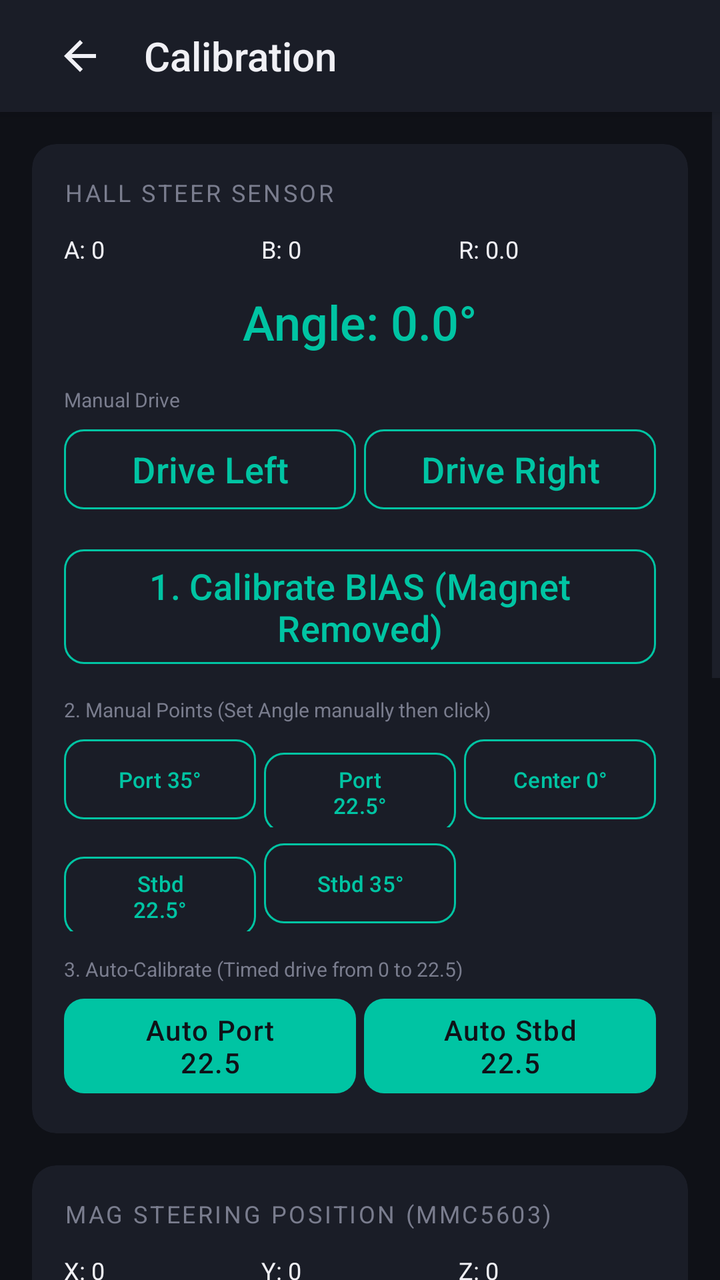
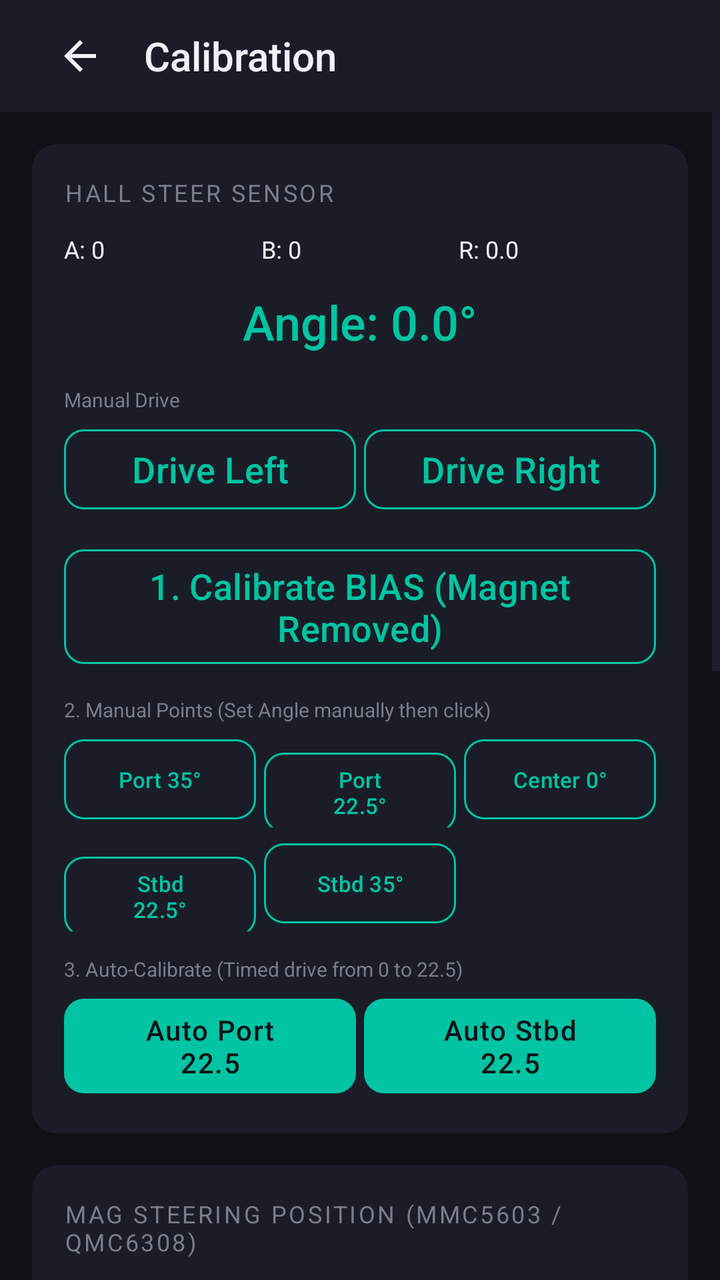

Screens rendered from an Android XML layout before and after an edit, with the pre-edit source and the edit as a unified diff.
<!-- AndroidManifest.xml: application theme Theme.TorqeedoController -->
<!-- res/layout/activity_calibration.xml -->
<?xml version="1.0" encoding="utf-8"?>
<androidx.constraintlayout.widget.ConstraintLayout
    xmlns:android="http://schemas.android.com/apk/res/android"
    xmlns:app="http://schemas.android.com/apk/res-auto"
    android:layout_width="match_parent"
    android:layout_height="match_parent"
    android:background="@color/bg_primary">

    
    <LinearLayout
        android:id="@+id/topBar"
        android:layout_width="match_parent"
        android:layout_height="56dp"
        android:background="@color/bg_surface"
        android:gravity="center_vertical"
        android:orientation="horizontal"
        android:paddingHorizontal="16dp"
        android:elevation="4dp"
        app:layout_constraintTop_toTopOf="parent">

        <ImageButton
            android:id="@+id/btnBack"
            android:layout_width="48dp"
            android:layout_height="48dp"
            android:background="?attr/selectableItemBackgroundBorderless"
            android:src="@drawable/ic_back"
            app:tint="@color/text_primary" />

        <TextView
            android:layout_width="wrap_content"
            android:layout_height="wrap_content"
            android:layout_marginStart="8dp"
            android:text="Calibration"
            android:textColor="@color/text_primary"
            android:textSize="20sp"
            android:fontFamily="sans-serif-medium" />
    </LinearLayout>

    <ScrollView
        android:layout_width="match_parent"
        android:layout_height="0dp"
        app:layout_constraintTop_toBottomOf="@id/topBar"
        app:layout_constraintBottom_toBottomOf="parent">

        <LinearLayout
            android:layout_width="match_parent"
            android:layout_height="wrap_content"
            android:orientation="vertical"
            android:padding="16dp">

            
            <androidx.cardview.widget.CardView
                android:layout_width="match_parent"
                android:layout_height="wrap_content"
                android:layout_marginBottom="16dp"
                app:cardBackgroundColor="@color/bg_surface"
                app:cardCornerRadius="12dp"
                app:cardElevation="0dp">

                <LinearLayout
                    android:layout_width="match_parent"
                    android:layout_height="wrap_content"
                    android:orientation="vertical"
                    android:padding="16dp">

                    <TextView
                        android:layout_width="wrap_content"
                        android:layout_height="wrap_content"
                        android:text="HALL STEER SENSOR"
                        android:textColor="@color/text_secondary"
                        android:textSize="12sp"
                        android:letterSpacing="0.1"
                        android:layout_marginBottom="12dp" />

                    <LinearLayout
                        android:layout_width="match_parent"
                        android:layout_height="wrap_content"
                        android:orientation="horizontal"
                        android:layout_marginBottom="12dp">

                        <TextView android:id="@+id/tvHallA"
                            android:layout_width="0dp" android:layout_height="wrap_content"
                            android:layout_weight="1" android:text="A: 0"
                            android:textColor="@color/text_primary" android:textSize="12sp" />
                        <TextView android:id="@+id/tvHallB"
                            android:layout_width="0dp" android:layout_height="wrap_content"
                            android:layout_weight="1" android:text="B: 0"
                            android:textColor="@color/text_primary" android:textSize="12sp" />
                        <TextView android:id="@+id/tvHallRatio"
                            android:layout_width="0dp" android:layout_height="wrap_content"
                            android:layout_weight="1" android:text="R: 0.0"
                            android:textColor="@color/text_primary" android:textSize="12sp" />
                    </LinearLayout>

                    <TextView
                        android:id="@+id/tvHallAngle"
                        android:layout_width="match_parent"
                        android:layout_height="wrap_content"
                        android:text="Angle: 0.0°"
                        android:textColor="@color/accent_primary"
                        android:textSize="24sp"
                        android:gravity="center"
                        android:fontFamily="sans-serif-medium"
                        android:layout_marginBottom="16dp" />

                    <TextView
                        android:layout_width="wrap_content"
                        android:layout_height="wrap_content"
                        android:text="Manual Drive"
                        android:textColor="@color/text_secondary"
                        android:textSize="10sp"
                        android:layout_marginBottom="4dp" />

                    <LinearLayout
                        android:layout_width="match_parent"
                        android:layout_height="wrap_content"
                        android:orientation="horizontal"
                        android:layout_marginBottom="12dp">
                        <Button android:id="@+id/btnSteerLeft" style="@style/Widget.TorqeedoController.Button.Secondary"
                            android:layout_width="0dp" android:layout_height="wrap_content" android:layout_weight="1"
                            android:text="Drive Left" android:layout_marginEnd="4dp"/>
                        <Button android:id="@+id/btnSteerRight" style="@style/Widget.TorqeedoController.Button.Secondary"
                            android:layout_width="0dp" android:layout_height="wrap_content" android:layout_weight="1"
                            android:text="Drive Right" />
                    </LinearLayout>

                    <Button
                        android:id="@+id/btnCalibHallBias"
                        style="@style/Widget.TorqeedoController.Button.Secondary"
                        android:layout_width="match_parent"
                        android:layout_height="wrap_content"
                        android:text="1. Calibrate BIAS (Magnet Removed)"
                        android:layout_marginBottom="12dp"/>

                    <TextView
                        android:layout_width="wrap_content"
                        android:layout_height="wrap_content"
                        android:text="2. Manual Points (Set Angle manually then click)"
                        android:textColor="@color/text_secondary"
                        android:textSize="10sp"
                        android:layout_marginBottom="4dp" />

                    <LinearLayout
                        android:layout_width="match_parent"
                        android:layout_height="wrap_content"
                        android:orientation="horizontal"
                        android:layout_marginBottom="4dp">
                        <Button android:id="@+id/btnSetPort35" style="@style/Widget.TorqeedoController.Button.Secondary"
                            android:layout_width="0dp" android:layout_height="wrap_content" android:layout_weight="1"
                            android:text="Port 35°" android:textSize="11sp" android:layout_marginEnd="4dp"/>
                        <Button android:id="@+id/btnSetPort22" style="@style/Widget.TorqeedoController.Button.Secondary"
                            android:layout_width="0dp" android:layout_height="wrap_content" android:layout_weight="1"
                            android:text="Port 22.5°" android:textSize="11sp" android:layout_marginEnd="4dp"/>
                        <Button android:id="@+id/btnSetCenter" style="@style/Widget.TorqeedoController.Button.Secondary"
                            android:layout_width="0dp" android:layout_height="wrap_content" android:layout_weight="1"
                            android:text="Center 0°" android:textSize="11sp" />
                    </LinearLayout>

                    <LinearLayout
                        android:layout_width="match_parent"
                        android:layout_height="wrap_content"
                        android:orientation="horizontal"
                        android:layout_marginBottom="12dp">
                        <Button android:id="@+id/btnSetStbd22" style="@style/Widget.TorqeedoController.Button.Secondary"
                            android:layout_width="0dp" android:layout_height="wrap_content" android:layout_weight="1"
                            android:text="Stbd 22.5°" android:textSize="11sp" android:layout_marginEnd="4dp"/>
                        <Button android:id="@+id/btnSetStbd35" style="@style/Widget.TorqeedoController.Button.Secondary"
                            android:layout_width="0dp" android:layout_height="wrap_content" android:layout_weight="1"
                            android:text="Stbd 35°" android:textSize="11sp" android:layout_marginEnd="4dp"/>
                        <View android:layout_width="0dp" android:layout_height="0dp" android:layout_weight="1" />
                    </LinearLayout>

                    <TextView
                        android:layout_width="wrap_content"
                        android:layout_height="wrap_content"
                        android:text="3. Auto-Calibrate (Timed drive from 0 to 22.5)"
                        android:textColor="@color/text_secondary"
                        android:textSize="10sp"
                        android:layout_marginBottom="4dp" />

                    <LinearLayout
                        android:layout_width="match_parent"
                        android:layout_height="wrap_content"
                        android:orientation="horizontal">
                        <Button android:id="@+id/btnAutoCalibPort" style="@style/Widget.TorqeedoController.Button.Primary"
                            android:layout_width="0dp" android:layout_height="wrap_content" android:layout_weight="1"
                            android:text="Auto Port 22.5" android:layout_marginEnd="4dp"/>
                        <Button android:id="@+id/btnAutoCalibStbd" style="@style/Widget.TorqeedoController.Button.Primary"
                            android:layout_width="0dp" android:layout_height="wrap_content" android:layout_weight="1"
                            android:text="Auto Stbd 22.5" />
                    </LinearLayout>

                </LinearLayout>
            </androidx.cardview.widget.CardView>

            
            <androidx.cardview.widget.CardView
                android:layout_width="match_parent"
                android:layout_height="wrap_content"
                android:layout_marginBottom="16dp"
                app:cardBackgroundColor="@color/bg_surface"
                app:cardCornerRadius="12dp"
                app:cardElevation="0dp">

                <LinearLayout
                    android:layout_width="match_parent"
                    android:layout_height="wrap_content"
                    android:orientation="vertical"
                    android:padding="16dp">

                    <TextView
                        android:layout_width="wrap_content"
                        android:layout_height="wrap_content"
                        android:text="MAG STEERING POSITION (MMC5603)"
                        android:textColor="@color/text_secondary"
                        android:textSize="12sp"
                        android:letterSpacing="0.1"
                        android:layout_marginBottom="12dp" />

                    <LinearLayout
                        android:layout_width="match_parent"
                        android:layout_height="wrap_content"
                        android:orientation="horizontal"
                        android:layout_marginBottom="12dp">

                        <TextView android:id="@+id/tvMagX"
                            android:layout_width="0dp" android:layout_height="wrap_content"
                            android:layout_weight="1" android:text="X: 0"
                            android:textColor="@color/text_primary" android:textSize="12sp" />
                        <TextView android:id="@+id/tvMagY"
                            android:layout_width="0dp" android:layout_height="wrap_content"
                            android:layout_weight="1" android:text="Y: 0"
                            android:textColor="@color/text_primary" android:textSize="12sp" />
                        <TextView android:id="@+id/tvMagZ"
                            android:layout_width="0dp" android:layout_height="wrap_content"
                            android:layout_weight="1" android:text="Z: 0"
                            android:textColor="@color/text_primary" android:textSize="12sp" />
                    </LinearLayout>

                    <TextView
                        android:id="@+id/tvRudderPos"
                        android:layout_width="match_parent"
                        android:layout_height="wrap_content"
                        android:text="Steering: Not Calibrated"
                        android:textColor="@color/accent_primary"
                        android:textSize="24sp"
                        android:gravity="center"
                        android:fontFamily="sans-serif-medium"
                        android:layout_marginBottom="16dp" />

                    <TextView
                        android:layout_width="wrap_content"
                        android:layout_height="wrap_content"
                        android:text="Ellipse Calibration"
                        android:textColor="@color/text_secondary"
                        android:textSize="10sp"
                        android:layout_marginBottom="4dp" />

                    <LinearLayout
                        android:layout_width="match_parent"
                        android:layout_height="wrap_content"
                        android:orientation="horizontal"
                        android:layout_marginBottom="8dp">
                        <Button android:id="@+id/btnStartMagEllipse" style="@style/Widget.TorqeedoController.Button.Secondary"
                            android:layout_width="0dp" android:layout_height="wrap_content" android:layout_weight="1"
                            android:text="Start" android:layout_marginEnd="4dp" />
                        <Button android:id="@+id/btnStopMagEllipse" style="@style/Widget.TorqeedoController.Button.Secondary"
                            android:layout_width="0dp" android:layout_height="wrap_content" android:layout_weight="1"
                            android:text="Stop &amp; Fit" android:layout_marginEnd="4dp" />
                        <Button android:id="@+id/btnSaveMagEllipse" style="@style/Widget.TorqeedoController.Button.Primary"
                            android:layout_width="0dp" android:layout_height="wrap_content" android:layout_weight="1"
                            android:text="Save" />
                    </LinearLayout>

                    <Button android:id="@+id/btnClearMagEllipse" style="@style/Widget.TorqeedoController.Button.Secondary"
                        android:layout_width="match_parent" android:layout_height="wrap_content"
                        android:text="Clear Ellipse Data" android:layout_marginBottom="16dp" />

                    <TextView
                        android:layout_width="wrap_content"
                        android:layout_height="wrap_content"
                        android:text="Physical Mapping (Set Rudder then click)"
                        android:textColor="@color/text_secondary"
                        android:textSize="10sp"
                        android:layout_marginBottom="4dp" />

                    <LinearLayout
                        android:layout_width="match_parent"
                        android:layout_height="wrap_content"
                        android:orientation="horizontal">

                        <Button
                            android:id="@+id/btnCalibPort"
                            style="@style/Widget.TorqeedoController.Button.Secondary"
                            android:layout_width="0dp" android:layout_height="wrap_content"
                            android:layout_weight="1"
                            android:text="Port Max"
                            android:layout_marginEnd="4dp" />

                        <Button
                            android:id="@+id/btnCalibZero"
                            style="@style/Widget.TorqeedoController.Button.Secondary"
                            android:layout_width="0dp" android:layout_height="wrap_content"
                            android:layout_weight="1"
                            android:text="Zero"
                            android:layout_marginEnd="4dp" />

                        <Button
                            android:id="@+id/btnCalibStbd"
                            style="@style/Widget.TorqeedoController.Button.Secondary"
                            android:layout_width="0dp" android:layout_height="wrap_content"
                            android:layout_weight="1"
                            android:text="Stbd Max" />
                    </LinearLayout>
                </LinearLayout>
            </androidx.cardview.widget.CardView>

            
            <androidx.cardview.widget.CardView
                android:layout_width="match_parent"
                android:layout_height="wrap_content"
                android:layout_marginBottom="16dp"
                app:cardBackgroundColor="@color/bg_surface"
                app:cardCornerRadius="12dp"
                app:cardElevation="0dp">

                <LinearLayout
                    android:layout_width="match_parent"
                    android:layout_height="wrap_content"
                    android:orientation="vertical"
                    android:padding="16dp">

                    <TextView
                        android:layout_width="wrap_content"
                        android:layout_height="wrap_content"
                        android:text="HEADING SENSOR"
                        android:textColor="@color/text_secondary"
                        android:textSize="12sp"
                        android:letterSpacing="0.1"
                        android:layout_marginBottom="12dp" />

                    <LinearLayout
                        android:layout_width="match_parent"
                        android:layout_height="wrap_content"
                        android:orientation="horizontal"
                        android:layout_marginBottom="16dp">

                        <LinearLayout android:layout_width="0dp" android:layout_height="wrap_content"
                            android:layout_weight="1" android:orientation="vertical" android:gravity="center">
                            <TextView android:id="@+id/tvYaw"
                                android:layout_width="wrap_content" android:layout_height="wrap_content"
                                android:text="0.0°" android:textColor="@color/accent_primary"
                                android:textSize="20sp" android:fontFamily="sans-serif-medium" />
                            <TextView android:layout_width="wrap_content" android:layout_height="wrap_content"
                                android:text="YAW" android:textColor="@color/text_secondary" android:textSize="10sp" />
                        </LinearLayout>

                        <LinearLayout android:layout_width="0dp" android:layout_height="wrap_content"
                            android:layout_weight="1" android:orientation="vertical" android:gravity="center">
                            <TextView android:id="@+id/tvPitch"
                                android:layout_width="wrap_content" android:layout_height="wrap_content"
                                android:text="0.0°" android:textColor="@color/accent_primary"
                                android:textSize="20sp" android:fontFamily="sans-serif-medium" />
                            <TextView android:layout_width="wrap_content" android:layout_height="wrap_content"
                                android:text="PITCH" android:textColor="@color/text_secondary" android:textSize="10sp" />
                        </LinearLayout>

                        <LinearLayout android:layout_width="0dp" android:layout_height="wrap_content"
                            android:layout_weight="1" android:orientation="vertical" android:gravity="center">
                            <TextView android:id="@+id/tvRoll"
                                android:layout_width="wrap_content" android:layout_height="wrap_content"
                                android:text="0.0°" android:textColor="@color/accent_primary"
                                android:textSize="20sp" android:fontFamily="sans-serif-medium" />
                            <TextView android:layout_width="wrap_content" android:layout_height="wrap_content"
                                android:text="ROLL" android:textColor="@color/text_secondary" android:textSize="10sp" />
                        </LinearLayout>
                    </LinearLayout>

                    <TextView
                        android:id="@+id/tvImuStatus"
                        android:layout_width="match_parent"
                        android:layout_height="wrap_content"
                        android:text="Status: Idle"
                        android:textColor="@color/text_secondary"
                        android:textSize="14sp"
                        android:gravity="center"
                        android:layout_marginBottom="16dp" />

                    <LinearLayout
                        android:layout_width="match_parent"
                        android:layout_height="wrap_content"
                        android:orientation="horizontal"
                        android:layout_marginBottom="8dp">

                        <Button
                            android:id="@+id/btnCalibGyro"
                            style="@style/Widget.TorqeedoController.Button.Secondary"
                            android:layout_width="0dp" android:layout_height="wrap_content"
                            android:layout_weight="1"
                            android:text="Calib Gyro"
                            android:layout_marginEnd="4dp" />

                        <Button
                            android:id="@+id/btnCalibMag"
                            style="@style/Widget.TorqeedoController.Button.Secondary"
                            android:layout_width="0dp" android:layout_height="wrap_content"
                            android:layout_weight="1"
                            android:text="Calib Mag" />
                    </LinearLayout>

                    <Button
                        android:id="@+id/btnSaveImu"
                        style="@style/Widget.TorqeedoController.Button.Primary"
                        android:layout_width="match_parent"
                        android:layout_height="wrap_content"
                        android:text="Save \u0026 Finish" />

                </LinearLayout>
            </androidx.cardview.widget.CardView>

        </LinearLayout>
    </ScrollView>

</androidx.constraintlayout.widget.ConstraintLayout>
<!-- resources referenced by this layout -->
<resources>
  <color name="accent_primary">#00C4A3</color>
  <color name="bg_primary">#0F1117</color>
  <color name="bg_surface">#1A1D27</color>
  <color name="text_primary">#F0F0F5</color>
  <color name="text_secondary">#7A7D8E</color>
  <!-- drawable ic_back (drawable) -->
  <vector xmlns:android="http://schemas.android.com/apk/res/android"
      android:width="24dp"
      android:height="24dp"
      android:viewportWidth="24"
      android:viewportHeight="24">
      <path
          android:fillColor="@android:color/white"
          android:pathData="M20,11H7.83l5.59,-5.59L12,4l-8,8 8,8 1.41,-1.41L7.83,13H20v-2z"/>
  </vector>
  <style name="Widget.TorqeedoController.Button.Primary" parent="Widget.Material3.Button">
          <item name="backgroundTint">@color/accent_primary</item>
          <item name="android:textColor">@color/bg_primary</item>
          <item name="android:textSize">14sp</item>
          <item name="android:letterSpacing">0.04</item>
          <item name="cornerRadius">10dp</item>
          <item name="android:stateListAnimator">@null</item>
      </style>
  <style name="Widget.TorqeedoController.Button.Secondary" parent="Widget.Material3.Button.OutlinedButton">
          <item name="strokeColor">@color/accent_primary</item>
          <item name="strokeWidth">1dp</item>
          <item name="android:textColor">@color/accent_primary</item>
          <item name="android:textSize">18dp</item>
          <item name="cornerRadius">10dp</item>
          <item name="android:stateListAnimator">@null</item>
      </style>
  <style name="Theme.TorqeedoController" parent="Theme.Material3.Dark.NoActionBar">
          
          <item name="colorPrimary">@color/accent_primary</item>
          <item name="colorOnPrimary">@color/bg_primary</item>
          <item name="colorPrimaryContainer">@color/accent_dark</item>
          <item name="colorOnPrimaryContainer">@color/text_primary</item>
  
          
          <item name="colorSurface">@color/bg_surface</item>
          <item name="colorOnSurface">@color/text_primary</item>
          <item name="colorSurfaceVariant">@color/bg_surface</item>
          <item name="colorOnSurfaceVariant">@color/text_secondary</item>
  
          
          <item name="android:colorBackground">@color/bg_primary</item>
          <item name="colorOnBackground">@color/text_primary</item>
  
          
          <item name="android:windowBackground">@color/bg_primary</item>
          <item name="android:statusBarColor">@color/bg_surface</item>
          <item name="android:navigationBarColor">@color/bg_primary</item>
          <item name="android:windowLightStatusBar">false</item>
          <item name="android:windowLightNavigationBar">false</item>
  
          
          <item name="colorControlActivated">@color/accent_primary</item>
          <item name="colorControlNormal">@color/border_subtle</item>
      </style>
  <color name="accent_dark">#00977E</color>
  <color name="border_subtle">#2A2D3A</color>
</resources>

<!-- the commit's change to res/layout/activity_calibration.xml (unified diff, before → after) -->
@@ -211,7 +211,7 @@
                     <TextView
                         android:layout_width="wrap_content"
                         android:layout_height="wrap_content"
-                        android:text="MAG STEERING POSITION (MMC5603)"
+                        android:text="MAG STEERING POSITION (MMC5603 / QMC6308)"
                         android:textColor="@color/text_secondary"
                         android:textSize="12sp"
                         android:letterSpacing="0.1"
